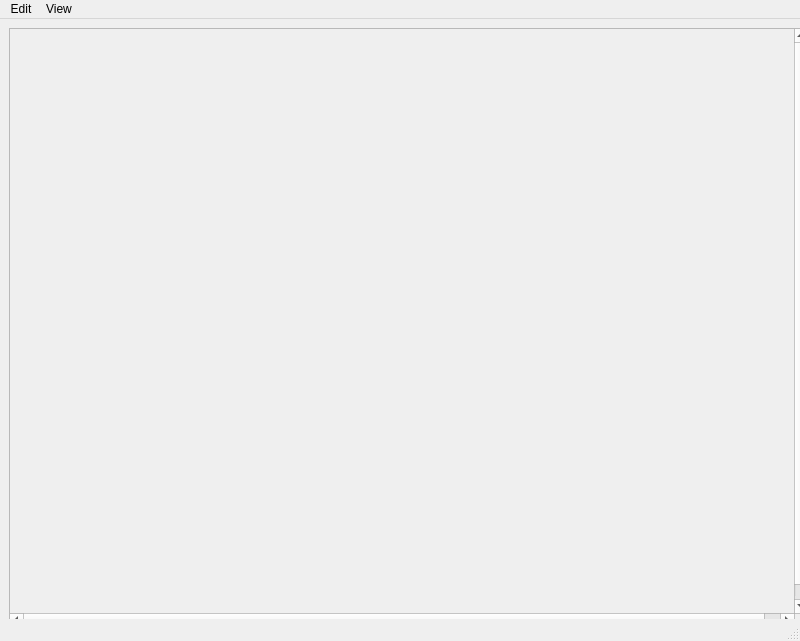
The window that MainWindow.ui (denizkavzak/Interactive-KMeans-QT) describes before a commit, drawn with Qt 5.
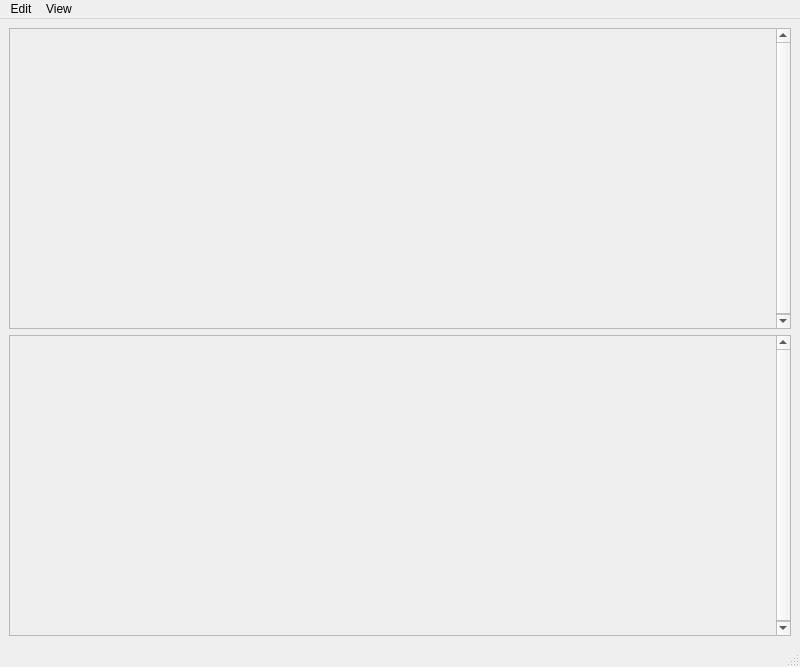
The same window after the commit. Custom widgets are drawn as their Qt base class.

Commit message:
New design class called ScatterWidget3D is created
New design class called ScatterWidget3D is created.
This class will use Q3DScatter class for 3D point drawing
in the 3D version of the kmeans project. Another scroll
area is added to the MainWindow and an instance of
ScatterWidget3D is added inside that scroll area.
Widgets are placed in a way that 2D is at the upper half
of the mainwindow, whereas 3D is at lower half of the
mainwindow. Will try to make them visible in two separate
boxes if time.

```diff
--- a/MainWindow.ui
+++ b/MainWindow.ui
@@ -7,7 +7,7 @@
     <x>0</x>
     <y>0</y>
     <width>800</width>
-    <height>600</height>
+    <height>667</height>
    </rect>
   </property>
   <property name="sizePolicy">
@@ -32,7 +32,7 @@
      <height>600</height>
     </size>
    </property>
-   <layout class="QHBoxLayout" name="horizontalLayout">
+   <layout class="QVBoxLayout" name="verticalLayout_2">
     <item>
      <widget class="QScrollArea" name="scrollArea">
       <property name="sizePolicy">
@@ -43,8 +43,8 @@
       </property>
       <property name="minimumSize">
        <size>
-        <width>800</width>
-        <height>600</height>
+        <width>400</width>
+        <height>300</height>
        </size>
       </property>
       <property name="widgetResizable">
@@ -55,8 +55,8 @@
         <rect>
          <x>0</x>
          <y>0</y>
-         <width>800</width>
-         <height>600</height>
+         <width>766</width>
+         <height>300</height>
         </rect>
        </property>
        <property name="sizePolicy">
@@ -67,14 +67,43 @@
        </property>
        <property name="minimumSize">
         <size>
-         <width>800</width>
-         <height>600</height>
+         <width>400</width>
+         <height>300</height>
         </size>
        </property>
        <layout class="QVBoxLayout" name="verticalLayout"/>
       </widget>
      </widget>
     </item>
+    <item>
+     <widget class="QScrollArea" name="scrollArea_2">
+      <property name="minimumSize">
+       <size>
+        <width>400</width>
+        <height>300</height>
+       </size>
+      </property>
+      <property name="widgetResizable">
+       <bool>true</bool>
+      </property>
+      <widget class="ScatterWidget3D" name="scatterWidget">
+       <property name="geometry">
+        <rect>
+         <x>0</x>
+         <y>0</y>
+         <width>766</width>
+         <height>300</height>
+        </rect>
+       </property>
+       <property name="minimumSize">
+        <size>
+         <width>400</width>
+         <height>300</height>
+        </size>
+       </property>
+      </widget>
+     </widget>
+    </item>
    </layout>
   </widget>
   <widget class="QMenuBar" name="menubar">
@@ -129,7 +158,13 @@
   <customwidget>
    <class>ChartViewWidget</class>
    <extends>QWidget</extends>
-   <header location="global">ChartViewWidget.h</header>
+   <header>ChartViewWidget.h</header>
+   <container>1</container>
+  </customwidget>
+  <customwidget>
+   <class>ScatterWidget3D</class>
+   <extends>QWidget</extends>
+   <header location="global">ScatterWidget3D.h</header>
    <container>1</container>
   </customwidget>
  </customwidgets>
```
Left out of the diff: 12 changed lines with no effect on the pictures. The commit also changes 3 other files.
